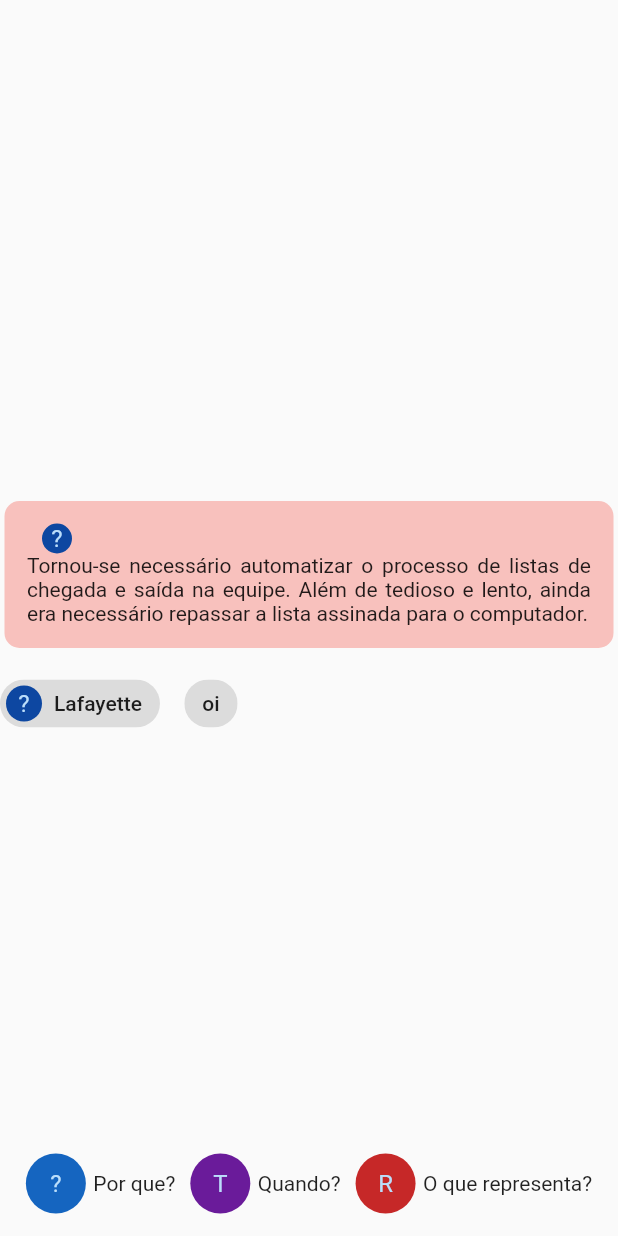
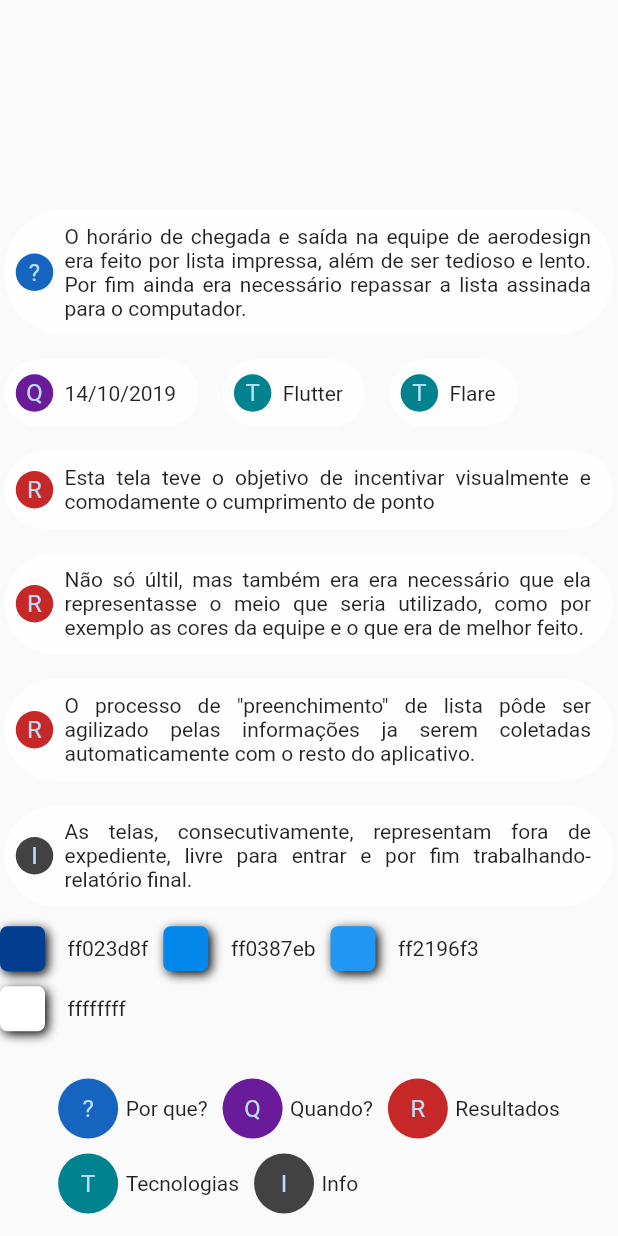
Before and after one commit to CabraKill/portfolio, a Flutter app: the AttendancePage2 widget shown alone on an empty page, opened directly, on a phone screen of 412 x 824 dp. Run offline on Flutter 3.47's test engine with Material 2 defaults, Android fonts, the phone set to English and light mode, and no system bars; our stand-ins replace flare_flutter, get; missing offline and left inert: clipboard.

Commit message:
chip updated, attandence update

```diff
--- /dev/null
+++ b/lib/global_Widgets/chiCategory_Widget.dart
@@ -0,0 +1,5 @@
+import 'package:flutter/material.dart';
+
+class ChipCategory {
+  ListView a;
+}
--- a/lib/global_Widgets/legend_Widget.dart
+++ b/lib/global_Widgets/legend_Widget.dart
@@ -7,8 +7,10 @@ class LegendWidget extends StatelessWidget {
   Widget build(BuildContext context) {
     return Wrap(spacing: 10, runSpacing: 10, children: [
       _legenda("?", "Por que?", Colors.blue.shade800),
-      _legenda("T", "Quando?", Colors.purple.shade800),
-      _legenda("R", "O que representa?", Colors.red.shade800),
+      _legenda("Q", "Quando?", Colors.purple.shade800),
+      _legenda("R", "Resultados", Colors.red.shade800),
+      _legenda("T", "Tecnologias", Colors.cyan.shade800),
+      _legenda("I", "Info", Colors.grey.shade800),
     ]);
   }
 }
--- a/lib/global_Widgets/myChip_Widget.dart
+++ b/lib/global_Widgets/myChip_Widget.dart
@@ -1,29 +1,68 @@
 import 'package:flutter/material.dart';
 
 class MyChip extends StatelessWidget {
-  final Widget leading;
+  final String leadingText;
+  final MaterialColor leadingColor;
   final String text;
-  const MyChip({@required this.leading, @required this.text, key})
+  const MyChip(
+      {@required this.leadingText,
+      @required this.leadingColor,
+      @required this.text,
+      key})
       : super(key: key);
+
+  static const double leadingSize = 25;
+
+  const MyChip.why(
+      {this.leadingText = '?',
+      this.leadingColor = Colors.blue,
+      @required this.text});
+
+  const MyChip.when(
+      {this.leadingText = 'Q',
+      this.leadingColor = Colors.purple,
+      @required this.text});
+
+  const MyChip.tecnology(
+      {this.leadingText = 'T',
+      this.leadingColor = Colors.cyan,
+      @required this.text});
+
+  const MyChip.meaning(
+      {this.leadingText = 'R',
+      this.leadingColor = Colors.red,
+      @required this.text});
+
+  const MyChip.info(
+      {this.leadingText = 'I',
+      this.leadingColor = Colors.grey,
+      @required this.text});
 
   @override
   Widget build(BuildContext context) {
     return Container(
-      margin: EdgeInsets.all(3),
-      padding: const EdgeInsets.all(15.0),
+      margin: const EdgeInsets.all(3),
+      padding: const EdgeInsets.only(top: 10, bottom: 10, right: 15.0),
       decoration: BoxDecoration(
-          //color: Colors.grey.withAlpha(80),
-          color: Colors.red.withAlpha(80),
-          borderRadius: BorderRadius.circular(10)),
-      child: Column(
+          color: Colors.white.withOpacity(0.7),
+          //color: Colors.red.withAlpha(80),
+          borderRadius: BorderRadius.circular(40)),
+      child: Row(
         mainAxisSize: MainAxisSize.min,
         children: [
           Align(
-              alignment: Alignment.centerLeft,
-              child: SizedBox(height: 20, child: leading)),
-          Text(
-            text,
-            textAlign: TextAlign.justify,
+              alignment: Alignment.center,
+              child: SizedBox(
+                  height: leadingSize,
+                  child: CircleAvatar(
+                    backgroundColor: leadingColor.shade800,
+                    child: Text(leadingText),
+                  ))),
+          Flexible(
+            child: Text(
+              text,
+              textAlign: TextAlign.justify,
+            ),
           ),
         ],
       ),
--- /dev/null
+++ b/lib/global_Widgets/palleteColors_Widget.dart
@@ -0,0 +1,48 @@
+import 'package:flutter/material.dart';
+
+class PalleteColors extends StatelessWidget {
+  final List<Color> colors;
+  const PalleteColors({@required this.colors, Key key}) : super(key: key);
+
+  @override
+  Widget build(BuildContext context) {
+    return Wrap(
+      spacing: 10,
+      runSpacing: 10,
+      children: colors.map((e) {
+        List<String> hexColor = [
+          e.red.toRadixString(16),
+          e.green.toRadixString(16),
+          e.blue.toRadixString(16)
+        ];
+        for (var i = 0; i < hexColor.length; i++) {
+          hexColor[i] =
+              hexColor[i].length > 1 ? hexColor[i] : "0" + hexColor[i];
+        }
+        return Row(
+          mainAxisSize: MainAxisSize.min,
+          crossAxisAlignment: CrossAxisAlignment.center,
+          children: [
+            Container(
+              width: 30,
+              height: 30,
+              decoration: BoxDecoration(
+                  color: e,
+                  borderRadius: BorderRadius.circular(5),
+                  boxShadow: [
+                    BoxShadow(
+                        color: Colors.black,
+                        offset: Offset(2, 2),
+                        blurRadius: 5)
+                  ]),
+            ),
+            SizedBox(
+              width: 15,
+            ),
+            Text("ff${hexColor[0]}${hexColor[1]}${hexColor[2]}")
+          ],
+        );
+      }).toList(),
+    );
+  }
+}
--- a/lib/pages/home/widgets/title_Widget.dart
+++ b/lib/pages/home/widgets/title_Widget.dart
@@ -19,7 +19,7 @@ class TitleWidget extends StatelessWidget {
               key: ValueKey(HomeController.to.currentPageTitle),
               child: Padding(
                   padding: EdgeInsets.all(20),
-                  child: Text(HomeController.to.currentPageTitle))),
+                  child: Text(HomeController.to.currentPageTitle,textAlign: TextAlign.center,))),
         ));
   }
 }
--- a/lib/pages/subpages/attendanceCabuto/attendance_Page.dart
+++ b/lib/pages/subpages/attendanceCabuto/attendance_Page.dart
@@ -7,15 +7,10 @@ class AttendancePage extends StatelessWidget {
   const AttendancePage({Key key}) : super(key: key);
 
   static Color color = Colors.blue[100];
-  static const String title = "Ponto eletrônico Cabuto";
+  static const String title = "Ponto eletrônico Cabuto\n(Tela interativa)";
 
   @override
   Widget build(BuildContext context) {
-    return ProjectPage(children: [
-      AttendancePage1(
-        width: 400,
-      ),
-      AttendancePage2()
-    ]);
+    return ProjectPage(children: [AttendancePage1(), AttendancePage2()]);
   }
 }
--- a/lib/pages/subpages/attendanceCabuto/attendance_Page1.dart
+++ b/lib/pages/subpages/attendanceCabuto/attendance_Page1.dart
@@ -6,17 +6,14 @@ class _RxController {
   static const animations = {0: "out", 1: "get_inside", 2: "report"};
   final RxInt currentAnimation = 0.obs;
 
-  update() {
-    currentAnimation.value = currentAnimation.value >= animations.length - 1
-        ? 0
-        : currentAnimation.value + 1;
-    print(currentAnimation.value);
-  }
+  update() =>
+      currentAnimation.value = currentAnimation.value >= animations.length - 1
+          ? 0
+          : currentAnimation.value + 1;
 }
 
 class AttendancePage1 extends StatelessWidget {
-  final double width;
-  AttendancePage1({@required this.width, Key key}) : super(key: key);
+  AttendancePage1({Key key}) : super(key: key);
 
   final controller = _RxController();
 
--- a/lib/pages/subpages/attendanceCabuto/attendance_Page2.dart
+++ b/lib/pages/subpages/attendanceCabuto/attendance_Page2.dart
@@ -1,6 +1,7 @@
 import 'package:flutter/material.dart';
 import 'package:portfolio/global_Widgets/legend_Widget.dart';
 import 'package:portfolio/global_Widgets/myChip_Widget.dart';
+import 'package:portfolio/global_Widgets/palleteColors_Widget.dart';
 
 class AttendancePage2 extends StatelessWidget {
   const AttendancePage2({Key key}) : super(key: key);
@@ -21,24 +22,31 @@ class AttendancePage2 extends StatelessWidget {
               spacing: 10,
               runSpacing: 10,
               children: [
-                MyChip(
-                  leading: CircleAvatar(
-                    backgroundColor: Colors.blue.shade900,
-                    child: Text('?'),
-                  ),
+                MyChip.why(
                   text:
-                      "Tornou-se necessário automatizar o processo de listas de chegada e saída na equipe. Além de tedioso e lento, ainda era necessário repassar a lista assinada para o computador.",
+                      "O horário de chegada e saída na equipe de aerodesign era feito por lista impressa, além de ser tedioso e lento. Por fim ainda era necessário repassar a lista assinada para o computador.",
                 ),
-                Chip(
-                  avatar: CircleAvatar(
-                    backgroundColor: Colors.blue.shade900,
-                    child: Text('?'),
-                  ),
-                  label: Text('Lafayette'),
-                ),
-                Chip(
-                  label: Text("oi"),
-                ),
+                MyChip.when(text: "14/10/2019"),
+                MyChip.tecnology(text: "Flutter"),
+                MyChip.tecnology(text: "Flare"),
+                MyChip.meaning(
+                    text:
+                        "Esta tela teve o objetivo de incentivar visualmente e comodamente o cumprimento de ponto"),
+                MyChip.meaning(
+                    text:
+                        "Não só últil, mas também era era necessário que ela representasse o meio que seria utilizado, como por exemplo as cores da equipe e o que era de melhor feito."),
+                MyChip.meaning(
+                    text:
+                        "O processo de \"preenchimento\" de lista pôde ser agilizado pelas informações ja serem coletadas automaticamente com o resto do aplicativo."),
+                MyChip.info(
+                    text:
+                        "As telas, consecutivamente, representam fora de expediente, livre para entrar e por fim trabalhando-relatório final."),
+                PalleteColors(colors: [
+                  Color.fromRGBO(2, 61, 143, 1),
+                  Color.fromRGBO(3, 135, 235, 1),
+                  Color.fromRGBO(33, 150, 243, 1),
+                  Color.fromRGBO(255, 255, 255, 1),
+                ])
               ],
             ),
           )
```
